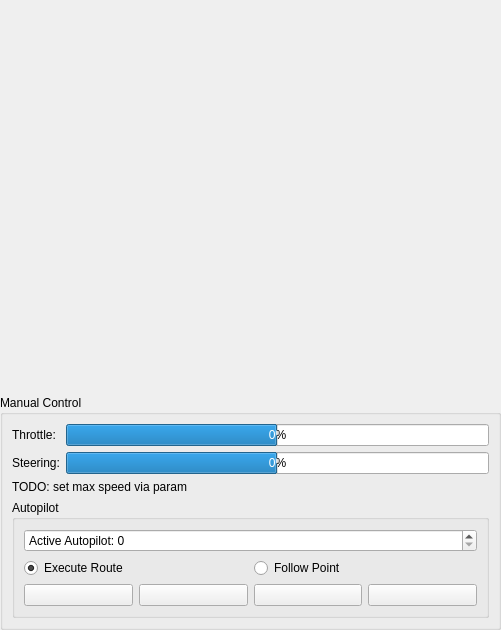
Qt form userinterface/driveui.ui (RISE-Dependable-Transport-Systems/WayWise) before a commit.
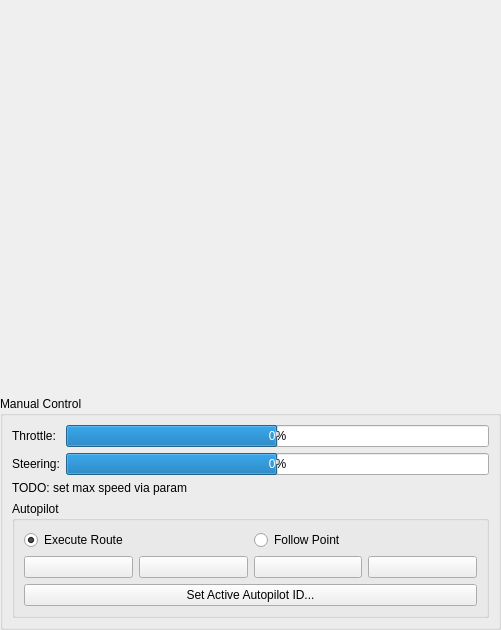
The same form after that commit. Icons and pictures are not drawn.

Commit message: DriveUI: revise AutopilotID setting

Diff of the .ui file:
```diff
--- a/userinterface/driveui.ui
+++ b/userinterface/driveui.ui
@@ -106,37 +106,6 @@
          <string>Autopilot</string>
         </property>
         <layout class="QVBoxLayout" name="verticalLayout_3">
-         <item>
-          <widget class="QSpinBox" name="apIdSpinBox">
-           <property name="sizePolicy">
-            <sizepolicy hsizetype="Preferred" vsizetype="Preferred">
-             <horstretch>0</horstretch>
-             <verstretch>0</verstretch>
-            </sizepolicy>
-           </property>
-           <property name="maximumSize">
-            <size>
-             <width>16777215</width>
-             <height>16777215</height>
-            </size>
-           </property>
-           <property name="alignment">
-            <set>Qt::AlignLeading|Qt::AlignLeft|Qt::AlignVCenter</set>
-           </property>
-           <property name="specialValueText">
-            <string/>
-           </property>
-           <property name="suffix">
-            <string/>
-           </property>
-           <property name="prefix">
-            <string>Active Autopilot: </string>
-           </property>
-           <property name="maximum">
-            <number>9</number>
-           </property>
-          </widget>
-         </item>
          <item>
           <layout class="QHBoxLayout" name="horizontalLayout_4">
            <item>
@@ -206,6 +175,13 @@
            </item>
           </layout>
          </item>
+         <item>
+          <widget class="QPushButton" name="apSetActiveIDButton">
+           <property name="text">
+            <string>Set Active Autopilot ID...</string>
+           </property>
+          </widget>
+         </item>
         </layout>
        </widget>
       </item>
```
The commit also changes 2 other files.
